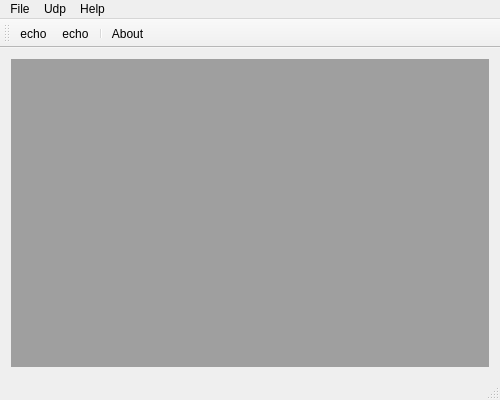
This is mainwindow.ui in cespinozam/infobasic as Qt 5 draws it before an edit. The edited form follows.
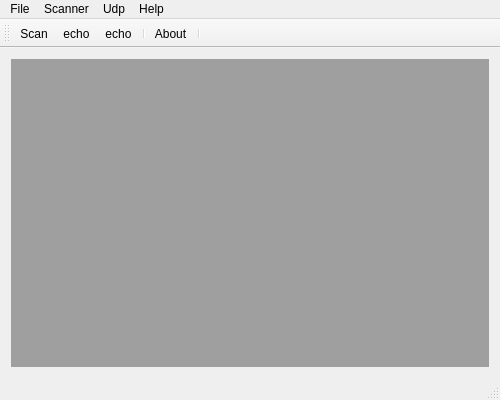
This is the edited form. Icons and pictures are not drawn.

Commit message: Added scanner dialog.

```diff
--- a/mainwindow.ui
+++ b/mainwindow.ui
@@ -70,7 +70,14 @@
     </property>
     <addaction name="actionAbout"/>
    </widget>
+   <widget class="QMenu" name="menuScanner">
+    <property name="title">
+     <string>Scanner</string>
+    </property>
+    <addaction name="actionScan"/>
+   </widget>
    <addaction name="menuExit"/>
+   <addaction name="menuScanner"/>
    <addaction name="menuUdp"/>
    <addaction name="menuHelp"/>
   </widget>
@@ -84,10 +91,12 @@
    <attribute name="toolBarBreak">
     <bool>false</bool>
    </attribute>
+   <addaction name="actionScan"/>
    <addaction name="actionEchoServer"/>
    <addaction name="actionEchoClient"/>
    <addaction name="separator"/>
    <addaction name="actionAbout"/>
+   <addaction name="separator"/>
   </widget>
   <widget class="QStatusBar" name="statusBar"/>
   <action name="actionExit">
@@ -126,6 +135,15 @@
     <string>About</string>
    </property>
   </action>
+  <action name="actionScan">
+   <property name="icon">
+    <iconset resource="resources.qrc">
+     <normaloff>:/icons/scan</normaloff>:/icons/scan</iconset>
+   </property>
+   <property name="text">
+    <string>Scan</string>
+   </property>
+  </action>
  </widget>
  <layoutdefault spacing="6" margin="11"/>
  <resources>
```
Left out of the diff: 6 changed lines with no effect on the pictures. The commit also changes 13 other files.
